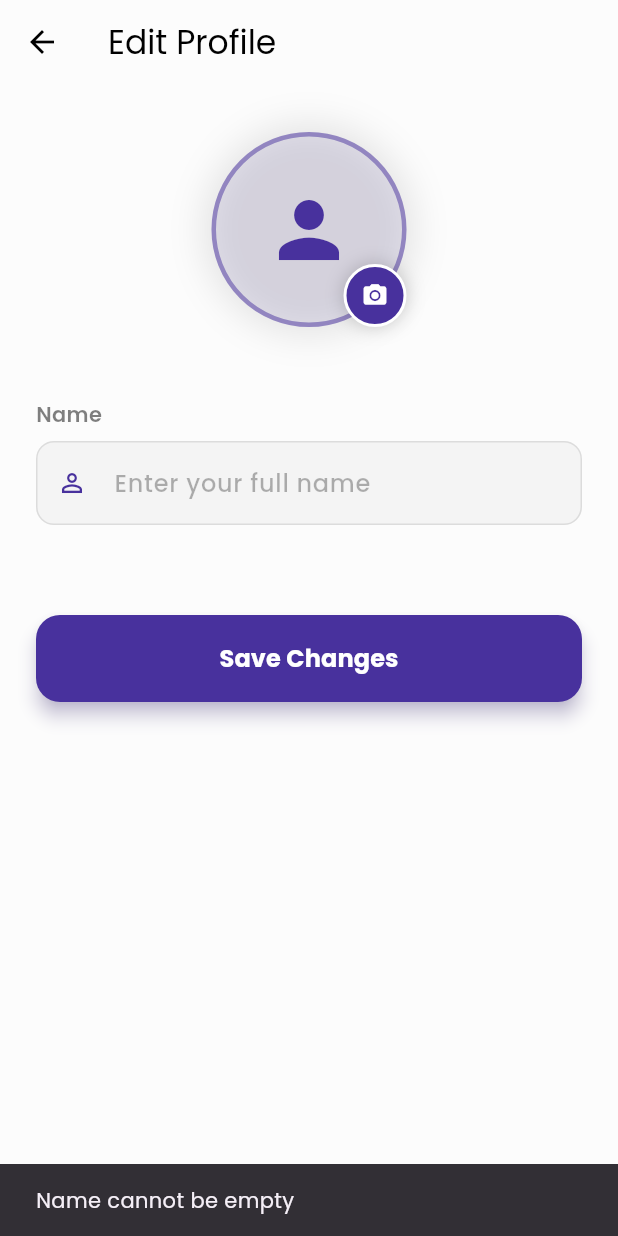
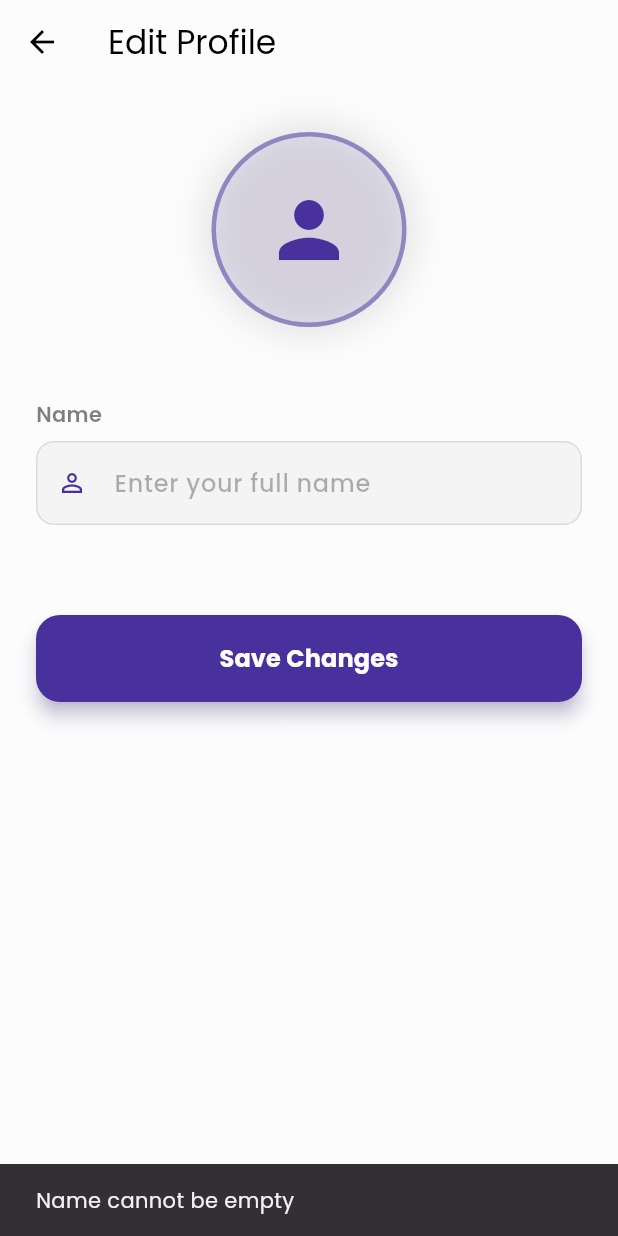
Before and after one commit to sanzay-c/finance_tracker, a Flutter app: the EditProfileScreen screen opened directly, after a tap on "Save Changes", on a phone screen of 412 x 824 dp. Run offline on Flutter 3.47's test engine with Material 3 defaults, Android fonts, the phone set to English and light mode, and no system bars; our stand-ins replace bloc, cached_network_image, cloud_firestore, firebase_auth, firebase_core, firebase_storage and 7 more; accounts and stored records are empty; statements that could not run were skipped.

Commit message:
remove the upload image from the profle becauese some issue

```diff
--- a/lib/features/chart/presentation/screens/chart_screen.dart
+++ b/lib/features/chart/presentation/screens/chart_screen.dart
@@ -176,7 +176,7 @@ class _ChartScreenState extends State<ChartScreen> with TickerProviderStateMixin
     final lineData = buildLineData(incomeMap, expenseMap, keys);
 
     return Padding(
-      padding: const EdgeInsets.only(top: 12, right: 24, left: 16, bottom: 12),
+      padding: const EdgeInsets.only(top: 12, right: 24, left: 16, bottom: 60),
       child: LineChart(
         LineChartData(
           lineBarsData: lineData,
--- a/lib/features/dashbord/presentation/screens/dashboard_screen.dart
+++ b/lib/features/dashbord/presentation/screens/dashboard_screen.dart
@@ -228,6 +228,7 @@ class _DashboardScreenState extends State<DashboardScreen> {
                     }
 
                     return ListView.builder(
+                      padding: const EdgeInsets.only(bottom: 80),
                       itemCount: transactions.length,
                       itemBuilder: (context, index) {
                         final txn = transactions[index];
@@ -249,7 +250,7 @@ class _DashboardScreenState extends State<DashboardScreen> {
                                 height: 45,
                                 width: 45,
                                 decoration: BoxDecoration(
-                                  color: isIncome ? Colors.green : Colors.grey.shade600,
+                                  color: isIncome ? Colors.green : const Color.fromARGB(255, 234, 231, 231),
                                   borderRadius: BorderRadius.circular(10),
                                 ),
                                 child:
--- a/lib/features/profile/presentation/screens/edit_profile_screen.dart
+++ b/lib/features/profile/presentation/screens/edit_profile_screen.dart
@@ -1,11 +1,7 @@
-import 'dart:developer';
-import 'dart:io';
 import 'package:cloud_firestore/cloud_firestore.dart';
 import 'package:finance_tracker/core/constants/app_color.dart';
 import 'package:firebase_auth/firebase_auth.dart';
-import 'package:firebase_storage/firebase_storage.dart';
 import 'package:flutter/material.dart';
-import 'package:image_picker/image_picker.dart';
 
 const _primaryColor = Color(0xFF48319D);
 
@@ -21,9 +17,7 @@ class EditProfileScreen extends StatefulWidget {
 
 class _EditProfileScreenState extends State<EditProfileScreen> {
   final _nameController = TextEditingController();
-  File? _imageFile;
   bool _isLoading = false;
-  bool _isPickingImage = false;
 
   @override
   void initState() {
@@ -37,28 +31,6 @@ class _EditProfileScreenState extends State<EditProfileScreen> {
     super.dispose();
   }
 
-  Future<void> _pickImage() async {
-    if (_isPickingImage) return;
-    setState(() => _isPickingImage = true);
-
-    try {
-      final pickedFile = await ImagePicker().pickImage(
-        source: ImageSource.gallery,
-        imageQuality: 70,
-      );
-
-      if (pickedFile != null) {
-        log('Picked file path: ${pickedFile.path}');
-        setState(() {
-          _imageFile = File(pickedFile.path);
-        });
-      }
-    } finally {
-      if (mounted) {
-        setState(() => _isPickingImage = false);
-      }
-    }
-  }
 
   Future<void> _saveChanges() async {
     final name = _nameController.text.trim();
@@ -76,27 +48,6 @@ class _EditProfileScreenState extends State<EditProfileScreen> {
       if (user == null) return;
 
       String? newImageUrl = widget.currentImageUrl;
-
-      // Handle image upload if a new image was picked
-      if (_imageFile != null) {
-        final storageRef = FirebaseStorage.instance
-            .ref()
-            .child('profile_images')
-            .child('${user.uid}.jpg');
-
-        final snapshot = await storageRef.putFile(_imageFile!);
-        try {
-          newImageUrl = await snapshot.ref.getDownloadURL();
-        } on FirebaseException catch (e) {
-          if (e.code == 'object-not-found') {
-            debugPrint('Storage object not found immediately after upload. Retrying...');
-            // Fallback: wait a moment or use the original URL
-            newImageUrl = widget.currentImageUrl;
-          } else {
-            rethrow;
-          }
-        }
-      }
 
       // Update Firestore
       await FirebaseFirestore.instance.collection('users').doc(user.uid).update({
@@ -143,9 +94,6 @@ class _EditProfileScreenState extends State<EditProfileScreen> {
           padding: const EdgeInsets.symmetric(horizontal: 24, vertical: 32),
           child: Column(
             children: [
-              Stack(
-                alignment: Alignment.center,
-                children: [
               Container(
                 width: 130,
                 height: 130,
@@ -162,9 +110,7 @@ class _EditProfileScreenState extends State<EditProfileScreen> {
                   ],
                 ),
                 child: ClipOval(
-                      child: _imageFile != null
-                          ? Image.file(_imageFile!, fit: BoxFit.cover)
-                          : widget.currentImageUrl != null && widget.currentImageUrl!.isNotEmpty
+                  child: widget.currentImageUrl != null && widget.currentImageUrl!.isNotEmpty
                       ? Image.network(
                           widget.currentImageUrl!,
                           fit: BoxFit.cover,
@@ -176,30 +122,6 @@ class _EditProfileScreenState extends State<EditProfileScreen> {
                         )
                       : const Icon(Icons.person, size: 60, color: _primaryColor),
                 ),
-                  ),
-                  Positioned(
-                    bottom: 0,
-                    right: 0,
-                    child: GestureDetector(
-                      onTap: _pickImage,
-                      child: Container(
-                        padding: const EdgeInsets.all(10),
-                        decoration: BoxDecoration(
-                          color: _primaryColor,
-                          shape: BoxShape.circle,
-                          border: Border.all(color: Colors.white, width: 2),
-                          boxShadow: [
-                            BoxShadow(
-                              color: Colors.black.withValues(alpha: 0.2),
-                              blurRadius: 10,
-                            ),
-                          ],
-                        ),
-                        child: const Icon(Icons.camera_alt, color: Colors.white, size: 18),
-                      ),
-                    ),
-                  ),
-                ],
               ),
               const SizedBox(height: 48),
               _buildTextField(
--- a/lib/features/transactions/presentation/widget/add_transaction_form.dart
+++ b/lib/features/transactions/presentation/widget/add_transaction_form.dart
@@ -74,6 +74,7 @@ class AddTransactionFormState extends State<AddTransactionForm> {
           ScaffoldMessenger.of(context).showSnackBar(
             const SnackBar(content: Text("Transaction added successfully")),
           );
+          Navigator.pop(context);
         } else if (state is TransactionFailure) {
           ScaffoldMessenger.of(
             context,
--- a/lib/features/wallet/presentation/screens/wallet_screen.dart
+++ b/lib/features/wallet/presentation/screens/wallet_screen.dart
@@ -172,6 +172,7 @@ class _WalletScreenState extends State<WalletScreen> {
                                     ),
                                   )
                                   : ListView.separated(
+                                    padding: const EdgeInsets.only(bottom: 100),
                                     itemCount: wallets.length,
                                     separatorBuilder:
                                         (_, __) => const SizedBox(height: 16),
```
Also changed, not shown: lib/features/wallet/presentation/screens/add_wallet_screen.dart (+6 -1 lines). Lines whose indentation alone changed are shown as unchanged.
